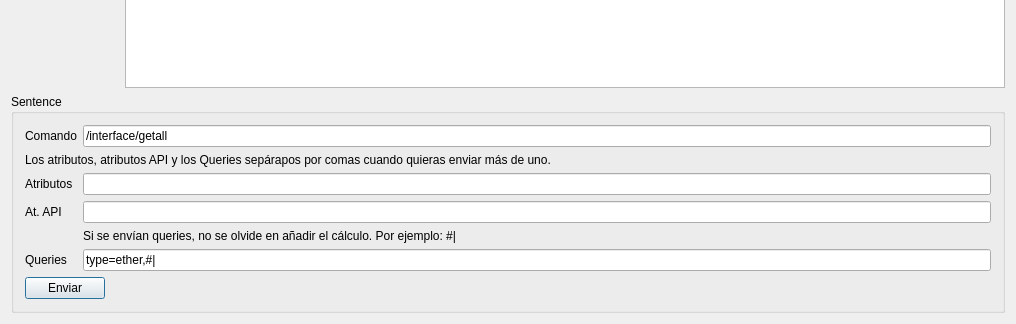
Above: QMikAPIExample.ui from silderan/QMikrotikAPI before the change; both pictures show x 0 to 1016 and y 295 to 619 of the 1016 by 619 pixel window. Below: the same form after it.
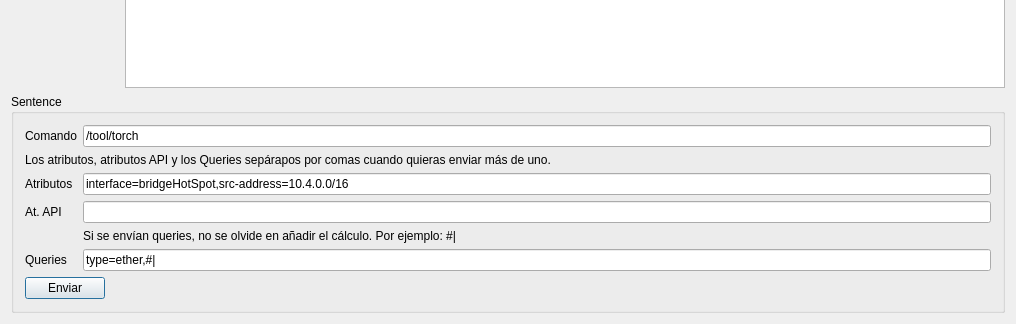
That is the form after the change.

```diff
--- a/QMikAPIExample.ui
+++ b/QMikAPIExample.ui
@@ -158,7 +158,11 @@
         </widget>
        </item>
        <item row="2" column="1">
-        <widget class="QLineEdit" name="leAttrib"/>
+        <widget class="QLineEdit" name="leAttrib">
+         <property name="text">
+          <string>interface=bridgeHotSpot,src-address=10.4.0.0/16</string>
+         </property>
+        </widget>
        </item>
        <item row="0" column="0">
         <widget class="QLabel" name="label_5">
@@ -201,7 +205,7 @@
        <item row="0" column="1">
         <widget class="QLineEdit" name="leCommand">
          <property name="text">
-          <string>/interface/getall</string>
+          <string>/tool/torch</string>
          </property>
         </widget>
        </item>
```
